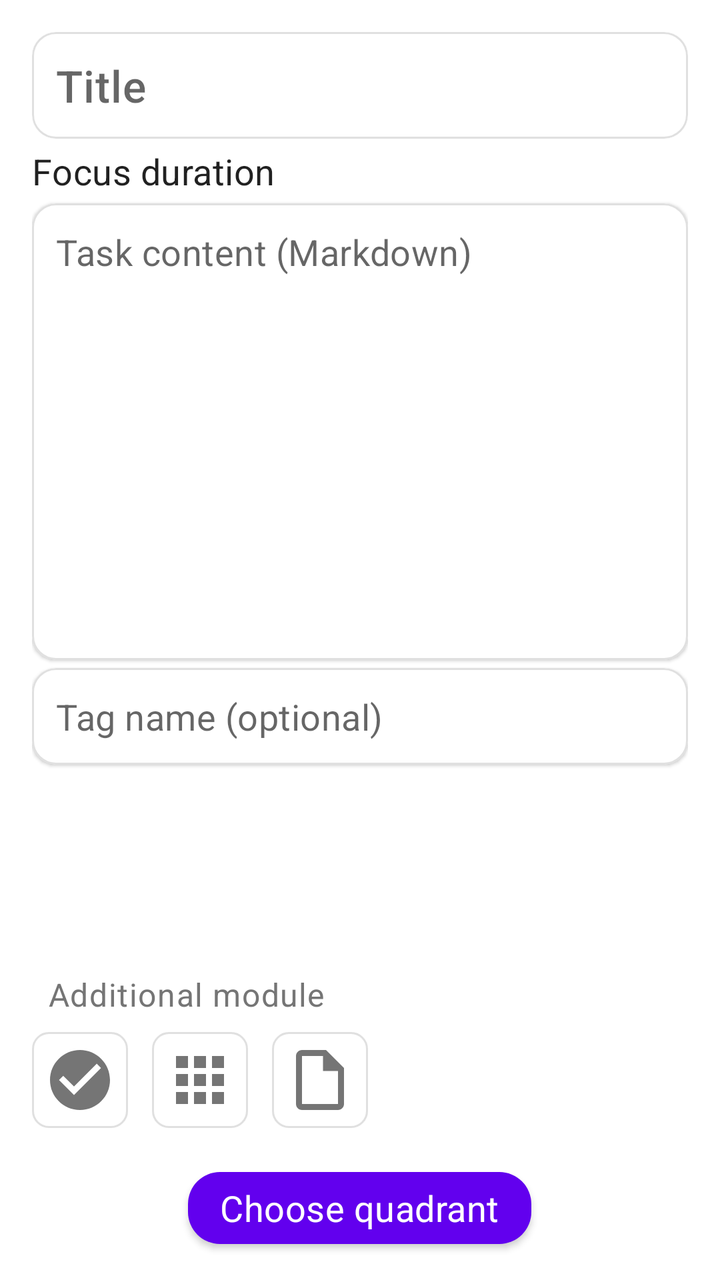
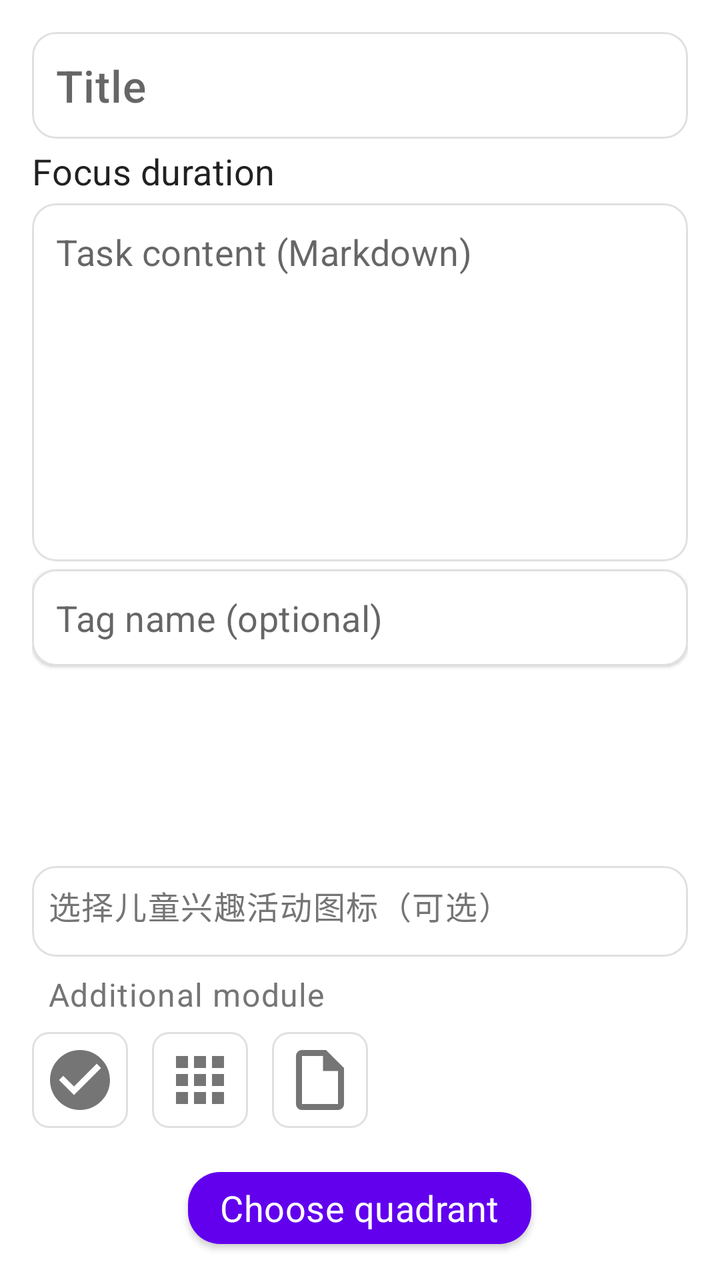

Compare the two renders of this Android layout. The source of the first and the diff that turns it into the second are given below.
<!-- AndroidManifest.xml: application theme Theme.JustNow -->
<!-- res/layout/fragment_task_edit.xml -->
<?xml version="1.0" encoding="utf-8"?>
<LinearLayout xmlns:android="http://schemas.android.com/apk/res/android"
    xmlns:app="http://schemas.android.com/apk/res-auto"
    android:layout_width="match_parent"
    android:layout_height="match_parent"
    android:orientation="vertical"
    android:background="?android:attr/colorBackground">

    <LinearLayout
        android:layout_width="match_parent"
        android:layout_height="0dp"
        android:layout_weight="1"
        android:orientation="vertical"
        android:clipChildren="false"
        android:padding="16dp">

        
        <com.google.android.material.card.MaterialCardView
            android:id="@+id/card_title"
            android:layout_width="match_parent"
            android:layout_height="wrap_content"
            app:cardElevation="1dp"
            app:cardCornerRadius="12dp"
            app:strokeWidth="1dp"
            app:strokeColor="@color/divider">

            <EditText
                android:id="@+id/et_title"
                android:layout_width="match_parent"
                android:layout_height="wrap_content"
                android:hint="@string/s_title_hint"
                android:inputType="textCapSentences"
                android:textAppearance="@style/TextAppearance.JustNow.Title"
                android:padding="12dp"
                android:background="@android:color/transparent" />
        </com.google.android.material.card.MaterialCardView>

        
        <TextView
            android:layout_width="wrap_content"
            android:layout_height="wrap_content"
            android:text="@string/s_focus_duration"
            android:textAppearance="@style/TextAppearance.JustNow.Body"
            android:layout_marginTop="4dp" />

        <LinearLayout
            android:id="@+id/ll_focus_options"
            android:layout_width="match_parent"
            android:layout_height="wrap_content"
            android:orientation="vertical" />

        
        <com.google.android.material.card.MaterialCardView
            android:id="@+id/card_markdown"
            android:layout_width="match_parent"
            android:layout_height="0dp"
            android:layout_weight="1"
            android:layout_marginTop="4dp"
            app:cardElevation="1dp"
            app:cardCornerRadius="12dp"
            app:strokeWidth="1dp"
            app:strokeColor="@color/divider">

            <EditText
                android:id="@+id/et_markdown"
                android:layout_width="match_parent"
                android:layout_height="match_parent"
                android:hint="@string/s_markdown_hint"
                android:inputType="textMultiLine|textCapSentences"
                android:gravity="top|start"
                android:background="@android:color/transparent"
                android:padding="12dp"
                android:textAppearance="@style/TextAppearance.JustNow.Body"
                android:scrollbars="vertical"
                android:lineSpacingExtra="4dp" />
        </com.google.android.material.card.MaterialCardView>

        
        <com.google.android.material.card.MaterialCardView
            android:id="@+id/card_tag"
            android:layout_width="match_parent"
            android:layout_height="wrap_content"
            android:layout_marginTop="4dp"
            app:cardElevation="1dp"
            app:cardCornerRadius="12dp"
            app:strokeWidth="1dp"
            app:strokeColor="@color/divider">

            <AutoCompleteTextView
                android:id="@+id/et_tag_name"
                android:layout_width="match_parent"
                android:layout_height="wrap_content"
                android:hint="@string/s_tag_input_hint"
                android:inputType="text"
                android:maxLines="1"
                android:completionThreshold="1"
                android:textAppearance="@style/TextAppearance.JustNow.Body"
                android:padding="12dp"
                android:background="@android:color/transparent"
                android:dropDownHeight="200dp" />
        </com.google.android.material.card.MaterialCardView>

        
        <com.google.android.material.chip.ChipGroup
            android:id="@+id/cg_existing_tags"
            android:layout_width="match_parent"
            android:layout_height="88dp"
            android:layout_marginTop="8dp"
            app:singleLine="false"
            app:singleSelection="true"
            app:chipSpacingHorizontal="8dp"
            app:chipSpacingVertical="4dp" />

        
        <LinearLayout
            android:id="@+id/ll_module_title"
            android:layout_width="match_parent"
            android:layout_height="wrap_content"
            android:layout_marginTop="4dp"
            android:orientation="horizontal"
            android:gravity="center_vertical"
            android:background="?attr/selectableItemBackground"
            android:paddingHorizontal="8dp"
            android:paddingVertical="4dp"
            android:clickable="true"
            android:focusable="true">

            <TextView
                android:layout_width="wrap_content"
                android:layout_height="wrap_content"
                android:text="@string/s_detail_module"
                android:textAppearance="@style/TextAppearance.JustNow.Caption"
                android:textColor="@color/text_secondary" />

            <TextView
                android:id="@+id/tv_module_hint"
                android:layout_width="0dp"
                android:layout_height="wrap_content"
                android:layout_weight="1"
                android:maxLines="1"
                android:ellipsize="end"
                android:textAppearance="@style/TextAppearance.JustNow.Caption"
                android:textColor="@color/text_secondary" />
        </LinearLayout>

        <LinearLayout
            android:id="@+id/ll_module_buttons"
            android:layout_width="match_parent"
            android:layout_height="wrap_content"
            android:layout_marginTop="4dp"
            android:clipChildren="false"
            android:orientation="horizontal">

            <ImageButton
                android:id="@+id/btn_module_checklist"
                android:layout_width="48dp"
                android:layout_height="48dp"
                android:padding="6dp"
                android:scaleType="fitCenter"
                android:src="@drawable/ic_module_checklist"
                android:background="@drawable/bg_module_button"
                android:stateListAnimator="@animator/module_button_state_list"
                android:tint="@color/selector_module_icon_tint"
                android:contentDescription="@string/s_module_checklist" />

            <ImageButton
                android:id="@+id/btn_module_app_action"
                android:layout_width="48dp"
                android:layout_height="48dp"
                android:layout_marginStart="12dp"
                android:padding="6dp"
                android:scaleType="fitCenter"
                android:src="@drawable/ic_module_app_action"
                android:background="@drawable/bg_module_button"
                android:stateListAnimator="@animator/module_button_state_list"
                android:tint="@color/selector_module_icon_tint"
                android:contentDescription="@string/s_module_app_action" />

            <ImageButton
                android:id="@+id/btn_module_note_share"
                android:layout_width="48dp"
                android:layout_height="48dp"
                android:layout_marginStart="12dp"
                android:padding="6dp"
                android:scaleType="fitCenter"
                android:src="@drawable/ic_module_note_share"
                android:background="@drawable/bg_module_button"
                android:stateListAnimator="@animator/module_button_state_list"
                android:tint="@color/selector_module_icon_tint"
                android:contentDescription="@string/s_module_note_share" />
        </LinearLayout>

    </LinearLayout>

    
    <com.google.android.material.button.MaterialButton
        android:id="@+id/btn_next_quadrant"
        android:layout_width="wrap_content"
        android:layout_height="wrap_content"
        android:layout_gravity="center_horizontal"
        android:text="@string/s_next_quadrant"
        android:textAppearance="@style/TextAppearance.JustNow.Body"
        app:cornerRadius="16dp"
        android:layout_marginHorizontal="12dp"
        android:layout_marginBottom="12dp" />

</LinearLayout>
<!-- resources referenced by this layout -->
<resources>
  <color name="divider">#E0E0E0</color>
  <color name="text_secondary">#757575</color>
  <!-- drawable ic_module_note_share (drawable) -->
  <vector xmlns:android="http://schemas.android.com/apk/res/android"
      android:width="36dp"
      android:height="36dp"
      android:viewportWidth="24"
      android:viewportHeight="24"
      android:tint="?attr/colorOnSurfaceVariant">
      <path
          android:fillColor="@android:color/white"
          android:pathData="M14,2H6c-1.1,0 -2,0.9 -2,2v16c0,1.1 0.89,2 1.99,2H18c1.1,0 2,-0.9 2,-2V8l-6,-6zM6,20V4h7v5h5v11H6z"/>
  </vector>
  <string name="s_detail_module">Additional module</string>
  <string name="s_focus_duration">Focus duration</string>
  <string name="s_markdown_hint">Task content (Markdown)</string>
  <string name="s_module_app_action">APP action</string>
  <string name="s_module_checklist">Todo checklist</string>
  <string name="s_module_note_share">Note share</string>
  <string name="s_next_quadrant">Choose quadrant</string>
  <string name="s_tag_input_hint">Tag name (optional)</string>
  <string name="s_title_hint">Title</string>
  <style name="TextAppearance.JustNow.Body" parent="TextAppearance.MaterialComponents.Subtitle1">
          <item name="android:textSize">@dimen/text_size_body</item>
      </style>
  <style name="TextAppearance.JustNow.Caption" parent="TextAppearance.MaterialComponents.Caption">
          <item name="android:textSize">@dimen/text_size_caption</item>
      </style>
  <style name="TextAppearance.JustNow.Title" parent="TextAppearance.MaterialComponents.Headline6">
          <item name="android:textSize">@dimen/text_size_title</item>
      </style>
  <color name="badge_background">#E0E0E0</color>
  <dimen name="text_size_body">18sp</dimen>
  <dimen name="text_size_caption">16sp</dimen>
  <dimen name="text_size_title">22sp</dimen>
  <color name="purple_500">#FF6200EE</color>
  <color name="purple_700">#FF3700B3</color>
  <color name="white">#FFFFFFFF</color>
  <color name="teal_200">#FF03DAC5</color>
  <color name="teal_700">#FF018786</color>
  <color name="black">#FF000000</color>
  <style name="TextAppearance.JustNow.Dialog.Title" parent="TextAppearance.JustNow.Title">
          <item name="android:textColor">@color/text_primary</item>
      </style>
  <color name="text_primary">#1A1A1A</color>
  <style name="TextAppearance.JustNow.Dialog.Body" parent="TextAppearance.JustNow.Body">
          <item name="android:textColor">@color/text_primary</item>
      </style>
  <style name="Widget.JustNow.Dialog.Button" parent="Widget.MaterialComponents.Button.TextButton.Dialog">
          <item name="android:textAppearance">@style/TextAppearance.JustNow.Dialog.Button</item>
          <item name="android:textColor">@color/dialog_primary_action_text</item>
          <item name="textAllCaps">false</item>
      </style>
  <style name="Widget.JustNow.Dialog.Button.Secondary" parent="Widget.MaterialComponents.Button.TextButton.Dialog">
          <item name="android:textAppearance">@style/TextAppearance.JustNow.Dialog.Button.Secondary</item>
          <item name="android:textColor">@color/dialog_action_text</item>
          <item name="textAllCaps">false</item>
      </style>
  <style name="TextAppearance.JustNow.Dialog.Button" parent="TextAppearance.JustNow.Body">
          <item name="android:textColor">@color/dialog_primary_action_text</item>
      </style>
  <style name="TextAppearance.JustNow.Dialog.Button.Secondary" parent="TextAppearance.JustNow.Body">
          <item name="android:textColor">@color/dialog_action_text</item>
      </style>
  <!-- unchanged entries left out for length: 5 -->
</resources>

<!-- the commit's change to res/layout/fragment_task_edit.xml (unified diff, before → after) -->
@@ -110,6 +110,39 @@
             app:singleSelection="true"
             app:chipSpacingHorizontal="8dp"
             app:chipSpacingVertical="4dp" />
+
+        
+        <com.google.android.material.card.MaterialCardView
+            android:id="@+id/card_icon_selector"
+            android:layout_width="match_parent"
+            android:layout_height="wrap_content"
+            android:layout_marginTop="4dp"
+            app:cardElevation="1dp"
+            app:cardCornerRadius="12dp"
+            app:strokeWidth="1dp"
+            app:strokeColor="@color/divider">
+
+            <LinearLayout
+                android:layout_width="match_parent"
+                android:layout_height="wrap_content"
+                android:orientation="vertical"
+                android:padding="8dp">
+
+                <TextView
+                    android:layout_width="wrap_content"
+                    android:layout_height="wrap_content"
+                    android:text="选择儿童兴趣活动图标（可选）"
+                    android:textAppearance="@style/TextAppearance.JustNow.Caption"
+                    android:textColor="@color/text_secondary"
+                    android:layout_marginBottom="6dp" />
+
+                <androidx.recyclerview.widget.RecyclerView
+                    android:id="@+id/rv_icon_selector"
+                    android:layout_width="match_parent"
+                    android:layout_height="wrap_content"
+                    android:overScrollMode="never" />
+            </LinearLayout>
+        </com.google.android.material.card.MaterialCardView>
 
         
         <LinearLayout
